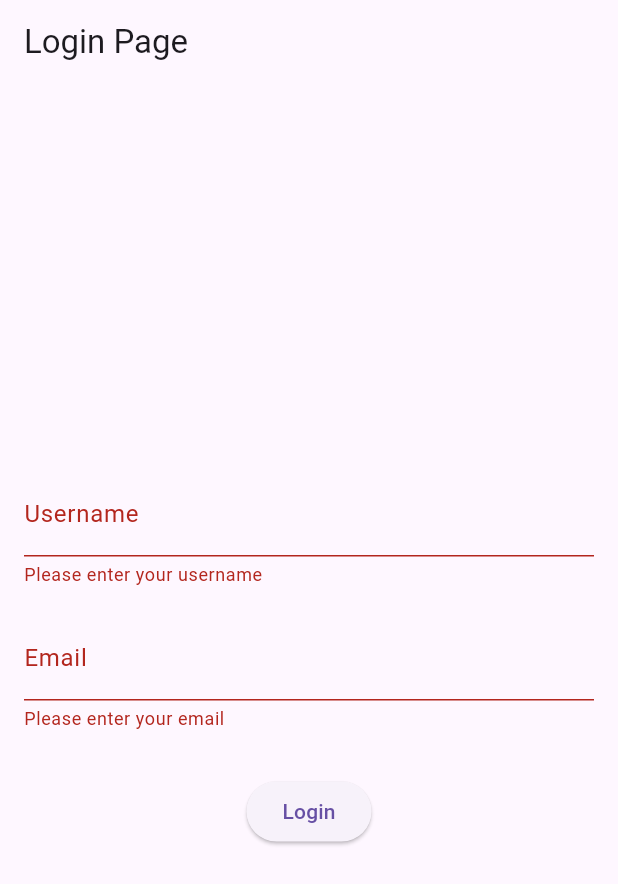
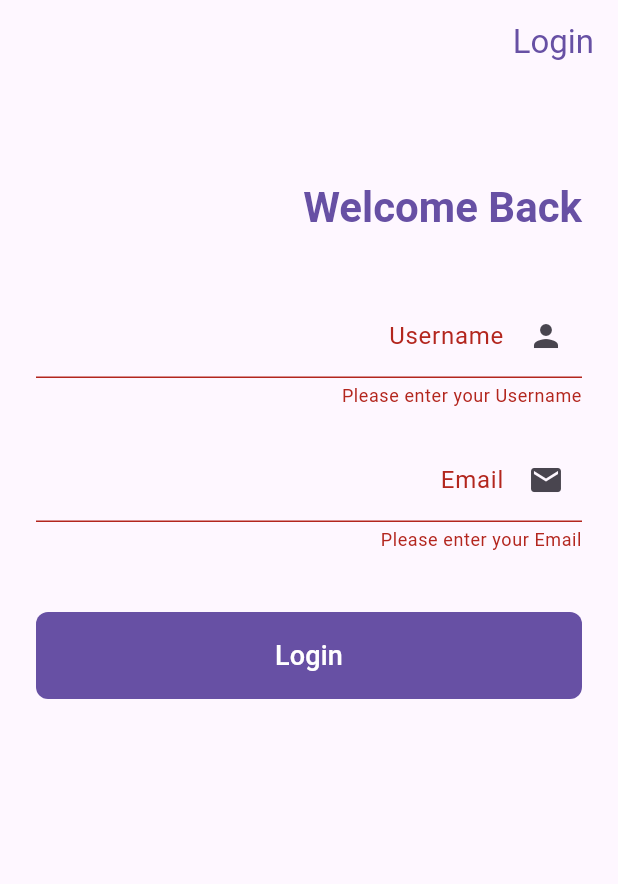
Before and after one commit to abdellatif-laghjaj/nuvaqua-mobile, a Flutter app: the screen it shows after launch, after a tap on "Login", on a phone screen of 412 x 824 dp. Shown: the top 884 px of the screen. Run offline on Flutter 3.47's test engine with Material 3 defaults, Android fonts, the phone set to English and light mode, and no system bars.

Commit message:
ui change

```diff
--- a/lib/main.dart
+++ b/lib/main.dart
@@ -1,4 +1,5 @@
 import 'package:flutter/material.dart';
+import 'package:flutter_localizations/flutter_localizations.dart';
 import 'package:nuvaqua_mobile/theme/app_theme.dart';
 
 import 'pages/dashboard_page.dart';
@@ -28,6 +29,19 @@ class MyApp extends StatelessWidget {
                   as Map<String, String>,
             ),
       },
+      // Set the default locale to Arabic
+      locale: const Locale('ar', ''),
+      // Add support for Arabic localization
+      localizationsDelegates: const [
+        GlobalMaterialLocalizations.delegate,
+        GlobalWidgetsLocalizations.delegate,
+        GlobalCupertinoLocalizations.delegate,
+      ],
+      // Specify the supported locales
+      supportedLocales: const [
+        Locale('ar', ''), // Arabic
+        Locale('en', ''), // English (you can add more locales if needed)
+      ],
     );
   }
 }
--- a/lib/pages/login_page.dart
+++ b/lib/pages/login_page.dart
@@ -14,43 +14,83 @@ class _LoginPageState extends State<LoginPage> {
   Widget build(BuildContext context) {
     return Scaffold(
       appBar: AppBar(
-        title: Text('Login Page'),
+        title: Text('Login'),
+        backgroundColor: Colors.transparent,
+        foregroundColor: Theme.of(context).colorScheme.primary,
       ),
-      body: Padding(
-        padding: const EdgeInsets.all(16.0),
+      body: SingleChildScrollView(
+        child: Padding(
+          padding: const EdgeInsets.all(24.0),
           child: Form(
             key: _formKey,
             child: Column(
-            mainAxisAlignment: MainAxisAlignment.center, // Center the content
+              crossAxisAlignment: CrossAxisAlignment.stretch,
               children: <Widget>[
-              TextFormField(
-                decoration: InputDecoration(labelText: 'Username'),
+                SizedBox(height: 40),
+                Text(
+                  'Welcome Back',
+                  style: Theme.of(context).textTheme.headlineMedium?.copyWith(
+                        color: Theme.of(context).colorScheme.primary,
+                        fontWeight: FontWeight.bold,
+                      ),
+                ),
+                SizedBox(height: 40),
+                _buildInputField(
+                  label: 'Username',
+                  icon: Icons.person,
+                  onSaved: (value) => _username = value!,
+                ),
+                SizedBox(height: 20),
+                _buildInputField(
+                  label: 'Email',
+                  icon: Icons.email,
+                  onSaved: (value) => _email = value!,
+                ),
+                SizedBox(height: 40),
+                FilledButton(
+                  onPressed: _handleLogin,
+                  style: FilledButton.styleFrom(
+                    backgroundColor: Theme.of(context).colorScheme.primary,
+                    foregroundColor: Colors.white,
+                    shape: RoundedRectangleBorder(
+                      borderRadius: BorderRadius.circular(8),
+                    ),
+                    padding: EdgeInsets.symmetric(vertical: 16),
+                  ),
+                  child: const Text(
+                    'Login',
+                    style: TextStyle(fontSize: 18),
+                  ),
+                ),
+              ],
+            ),
+          ),
+        ),
+      ),
+    );
+  }
+
+  Widget _buildInputField({
+    required String label,
+    required IconData icon,
+    required Function(String?) onSaved,
+  }) {
+    return TextFormField(
+      decoration: InputDecoration(
+        labelText: label,
+        prefixIcon: Icon(icon),
+      ),
       validator: (value) {
         if (value == null || value.isEmpty) {
-                    return 'Please enter your username';
+          return 'Please enter your $label';
         }
         return null;
       },
-                onSaved: (value) {
-                  _username = value!;
-                },
-              ),
-              SizedBox(height: 20), // Add spacing between fields
-              TextFormField(
-                decoration: InputDecoration(labelText: 'Email'),
-                validator: (value) {
-                  if (value == null || value.isEmpty) {
-                    return 'Please enter your email';
+      onSaved: onSaved,
+    );
   }
-                  return null;
-                },
-                onSaved: (value) {
-                  _email = value!;
-                },
-              ),
-              SizedBox(height: 30), // Add spacing before the button
-              ElevatedButton(
-                onPressed: () {
+
+  void _handleLogin() {
     if (_formKey.currentState!.validate()) {
       _formKey.currentState!.save();
       Navigator.pushNamed(
@@ -59,13 +99,5 @@ class _LoginPageState extends State<LoginPage> {
         arguments: {'username': _username, 'email': _email},
       );
     }
-                },
-                child: Text('Login'),
-              ),
-            ],
-          ),
-        ),
-      ),
-    );
   }
 }
--- a/pubspec.yaml
+++ b/pubspec.yaml
@@ -30,6 +30,8 @@ environment:
 dependencies:
   flutter:
     sdk: flutter
+
+  flutter_localization: ^0.2.1
 
 
   # The following adds the Cupertino Icons font to your application.
```
Also changed, not shown: pubspec.lock, 2 other files. Lines whose indentation alone changed are shown as unchanged.
